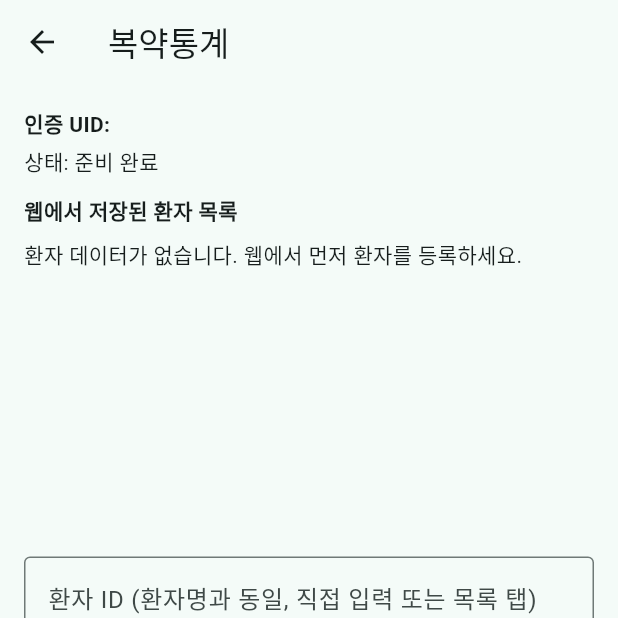
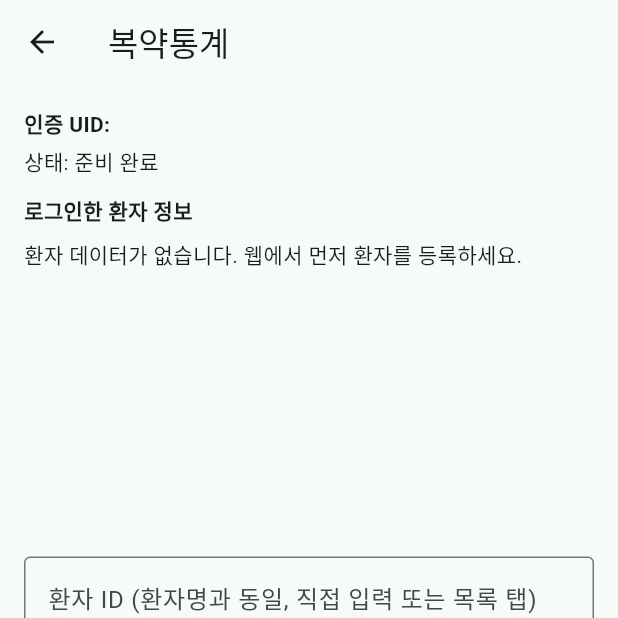
Before and after one commit to bigjw16/Capstone, a Flutter app: the MedicationStatsPage screen opened directly, after a tap on "환자/병원/복약 정보 불러오기", on a phone screen of 412 x 824 dp, the top half of it. Run offline on Flutter 3.47's test engine with Material 3 defaults, Android fonts, the light colour scheme and no system bars; our stand-ins replace cloud_firestore, firebase_auth, firebase_core; accounts and stored records are empty; network calls fail.

Commit message:
Use logged-in patient session for alerts and medication stats

```diff
--- a/flutter_app/lib/main.dart
+++ b/flutter_app/lib/main.dart
@@ -21,6 +21,10 @@ Future<void> main() async {
 Future<void> _ensureSignedIn() async {
   if (FirebaseAuth.instance.currentUser != null) return;
   await FirebaseAuth.instance.signInAnonymously();
+}
+
+class PatientSession {
+  static final ValueNotifier<String?> patientId = ValueNotifier<String?>(null);
 }
 
 class PatientMedSyncApp extends StatelessWidget {
@@ -222,11 +226,12 @@ class _HomeDashboardScreenState extends State<HomeDashboardScreen> {
   bool _isPatientLoggedIn = false;
 
   Future<void> _openSettingsLogin() async {
-    final result = await Navigator.of(context).push<bool>(
+    final result = await Navigator.of(context).push<String>(
       MaterialPageRoute(builder: (_) => const SettingsLoginPage()),
     );
 
-    if (result == true) {
+    if (result != null) {
+      PatientSession.patientId.value = result;
       setState(() => _isPatientLoggedIn = true);
     }
   }
@@ -491,7 +496,6 @@ class NotificationRegisterPage extends StatefulWidget {
 }
 
 class _NotificationRegisterPageState extends State<NotificationRegisterPage> {
-  static const _defaultPatientId = 'default-patient';
   final _medicineCtrl = TextEditingController();
   Duration _alarmTime = const Duration(hours: 8, minutes: 0);
   bool _repeatDaily = false;
@@ -529,7 +533,7 @@ class _NotificationRegisterPageState extends State<NotificationRegisterPage> {
 
       await FirebaseFirestore.instance
           .collection('patients')
-          .doc(_defaultPatientId)
+          .doc(PatientSession.patientId.value ?? 'default-patient')
           .collection('medSchedules')
           .add({
         'medicineName': _medicineCtrl.text.trim(),
@@ -566,8 +570,9 @@ class _NotificationRegisterPageState extends State<NotificationRegisterPage> {
 
   @override
   Widget build(BuildContext context) {
+    final currentPatientId = PatientSession.patientId.value ?? 'default-patient';
     return Scaffold(
-      appBar: AppBar(title: const Text('알림등록')),
+      appBar: AppBar(title: Text('알림등록 ($currentPatientId)')),
       body: Column(
         children: [
           Expanded(
@@ -668,7 +673,7 @@ class _NotificationRegisterPageState extends State<NotificationRegisterPage> {
                         child: StreamBuilder<QuerySnapshot<Map<String, dynamic>>>(
                           stream: FirebaseFirestore.instance
                               .collection('patients')
-                              .doc(_defaultPatientId)
+                              .doc(currentPatientId)
                               .collection('medSchedules')
                               .orderBy('createdAt', descending: true)
                               .limit(30)
@@ -794,7 +799,7 @@ class _MedicationStatsPageState extends State<MedicationStatsPage> {
   String _status = '준비 완료';
 
   Future<void> loadPatientAndHospital({String? patientIdFromList}) async {
-    final patientId = (patientIdFromList ?? _patientIdCtrl.text).trim();
+    final patientId = (patientIdFromList ?? PatientSession.patientId.value ?? _patientIdCtrl.text).trim();
     if (patientId.isEmpty) {
       _showMessage('환자 ID(환자명)를 입력하세요.');
       return;
@@ -887,17 +892,14 @@ class _MedicationStatsPageState extends State<MedicationStatsPage> {
           const SizedBox(height: 4),
           Text('상태: $_status'),
           const SizedBox(height: 12),
-          const Text(
-            '웹에서 저장된 환자 목록',
-            style: TextStyle(fontWeight: FontWeight.bold),
-          ),
+          const Text('로그인한 환자 정보', style: TextStyle(fontWeight: FontWeight.bold)),
           const SizedBox(height: 8),
           SizedBox(
             height: 200,
             child: StreamBuilder<QuerySnapshot<Map<String, dynamic>>>(
               stream: FirebaseFirestore.instance
                   .collection('patients')
-                  .orderBy('createdAt', descending: true)
+                  .where(FieldPath.documentId, isEqualTo: PatientSession.patientId.value)
                   .snapshots(),
               builder: (context, snapshot) {
                 if (snapshot.hasError) {
@@ -1060,7 +1062,8 @@ class _SettingsLoginPageState extends State<SettingsLoginPage> {
         ScaffoldMessenger.of(context).showSnackBar(
           const SnackBar(content: Text('로그인 성공')),
         );
-        Navigator.of(context).pop(true);
+        PatientSession.patientId.value = name;
+        Navigator.of(context).pop(name);
       }
     } catch (e) {
       setState(() => _status = '로그인 오류: $e');
```
